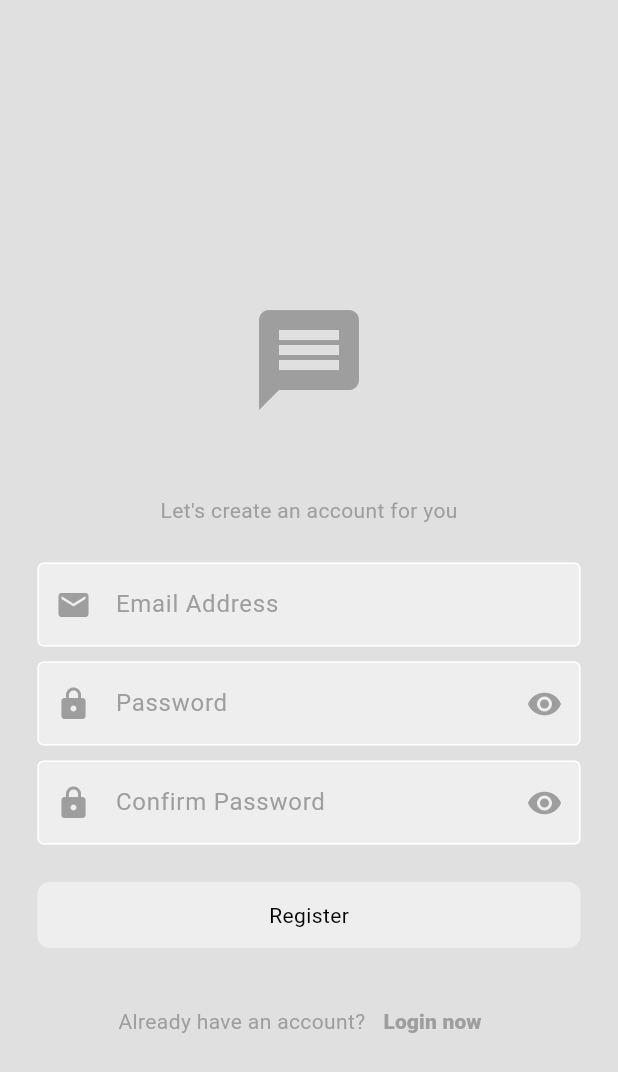
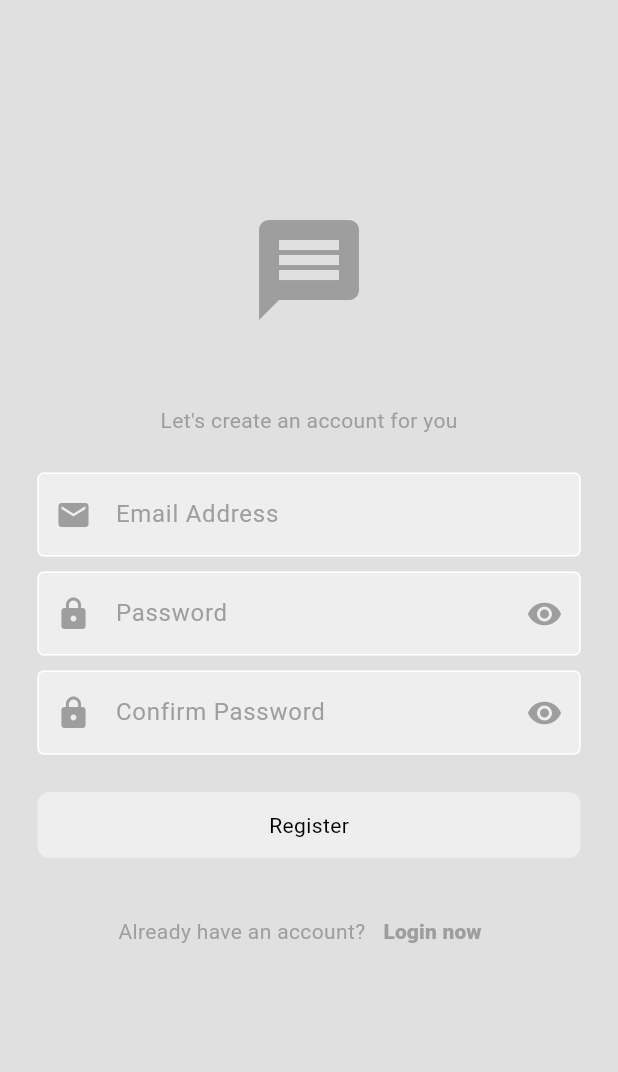
Before and after one commit to Ahmed-Qadi/room_chat, a Flutter app: the screen it shows after launch, after a tap on "Register now", on a phone screen of 412 x 824 dp. Shown: the top 1072 px of the screen. Run offline on Flutter 3.47's test engine with Material 3 defaults, Android fonts, the phone set to English and light mode, and no system bars; our stand-ins replace cloud_firestore, firebase_auth, firebase_core; accounts and stored records are empty; network calls fail.

Commit message:
first update

```diff
--- a/lib/ modules/chat_page.dart
+++ b/lib/ modules/chat_page.dart
@@ -116,7 +116,7 @@ class ChatPage extends StatelessWidget {
           Expanded(
               child: MyTextField(
                   hint: 'type your message..',
-                  radius: 100.0,
+                  radius: 18.0,
                   isPassword: false,
                   controller: _messageController,
                   keyboardType: TextInputType.text)),
--- a/lib/ modules/home_page.dart
+++ b/lib/ modules/home_page.dart
@@ -27,6 +27,8 @@ class HomePage extends StatelessWidget {
       body: _buildUserList(),
     );
   }
+
+
 
   Widget _buildUserList() {
     return StreamBuilder(
--- a/lib/ modules/register_page.dart
+++ b/lib/ modules/register_page.dart
@@ -1,7 +1,5 @@
-import 'package:flutter/cupertino.dart';
 import 'package:flutter/material.dart';
 import 'package:room_chat/auth/Auth_service.dart';
-
 import '../components/my_button.dart';
 import '../components/my_textfield.dart';
 
@@ -18,8 +16,7 @@ class _RegisterPageState extends State<RegisterPage> {
   final TextEditingController _emailController = TextEditingController();
 
   final TextEditingController _passwordController = TextEditingController();
-  final TextEditingController _confirmPasswordController =
-      TextEditingController();
+  final TextEditingController _confirmPasswordController = TextEditingController();
 
   //show pass
   bool _isPassword = true;
@@ -39,7 +36,7 @@ class _RegisterPageState extends State<RegisterPage> {
         child: Column(
           mainAxisAlignment: MainAxisAlignment.center,
           children: [
-            const SizedBox(height: 200),
+            const SizedBox(height: 140),
             Icon(
               Icons.message,
               size: 80,
--- a/lib/ modules/setting_page.dart
+++ b/lib/ modules/setting_page.dart
@@ -1,7 +1,6 @@
 import 'package:flutter/cupertino.dart';
 import 'package:flutter/material.dart';
 import 'package:provider/provider.dart';
-
 import '../themes/theme_provider.dart';
 
 class SettingPage extends StatelessWidget {
--- a/lib/components/my_textfield.dart
+++ b/lib/components/my_textfield.dart
@@ -3,13 +3,26 @@ import 'package:flutter/material.dart';
 class MyTextField extends StatelessWidget {
   final String? label;
   final bool isPassword;
-  final String? hint ;
-  final double radius ;
+  final String? hint;
+
+  final double radius;
+
   final TextEditingController controller;
   final Widget? suffixIcon;
   final TextInputType keyboardType;
   final Widget? prefixIcon;
-  const MyTextField({super.key,required this.radius, this.hint, this.label, required this.isPassword, this.prefixIcon, required this.controller,  this.suffixIcon, required this.keyboardType});
+
+  const MyTextField(
+      {super.key,
+      required this.radius,
+      this.hint,
+      this.label,
+      required this.isPassword,
+      this.prefixIcon,
+      required this.controller,
+      this.suffixIcon,
+      required this.keyboardType,
+       });
 
   @override
   Widget build(BuildContext context) {
@@ -24,14 +37,14 @@ class MyTextField extends StatelessWidget {
             prefixIcon: prefixIcon,
             hintText: hint,
             labelText: label,
-          border: OutlineInputBorder(borderRadius: BorderRadius.circular(radius!)),
+            border: OutlineInputBorder(
+                borderRadius: BorderRadius.circular(radius)),
             labelStyle: TextStyle(color: Theme.of(context).colorScheme.primary),
             fillColor: Theme.of(context).colorScheme.secondary,
             filled: true,
             focusedBorder: OutlineInputBorder(
                 borderSide:
-              BorderSide(color: Theme.of(context).colorScheme.primary)
-          ),
+                    BorderSide(color: Theme.of(context).colorScheme.primary)),
             enabledBorder: OutlineInputBorder(
                 borderSide:
                     BorderSide(color: Theme.of(context).colorScheme.tertiary))),
--- a/lib/components/user_tile.dart
+++ b/lib/components/user_tile.dart
@@ -25,7 +25,7 @@ class UserTile extends StatelessWidget {
 
             SizedBox(width: 10,),
             //user name
-            Text(text),
+            Text(text,maxLines: 1,overflow: TextOverflow.ellipsis),
 
           ],
         ),
--- a/lib/models/message.dart
+++ b/lib/models/message.dart
@@ -23,8 +23,6 @@ class Message{
       'receiverID': receiverID,
       'message': message,
       'timestamp': timestamp,
-
-
     };
 
   }
--- a/lib/services/chat/chat_services.dart
+++ b/lib/services/chat/chat_services.dart
@@ -51,7 +51,7 @@ class ChatServices {
 
   // get message
   Stream<QuerySnapshot> getMessage(String userID, otherUserID) {
-    //constructor a chatroom ID foe the tow users
+    //constructor a chatroom ID for the tow users
     List<String> ids = [userID, otherUserID];
     ids.sort();
     String chatRoomID = ids.join('_');
--- a/lib/themes/theme_provider.dart
+++ b/lib/themes/theme_provider.dart
@@ -1,7 +1,6 @@
 
 import 'package:flutter/material.dart';
 import 'package:room_chat/themes/light_mode.dart';
-
 import 'dark_mode.dart';
 
 class ThemeProvider extends ChangeNotifier{
```
Lines whose indentation alone changed are shown as unchanged.
